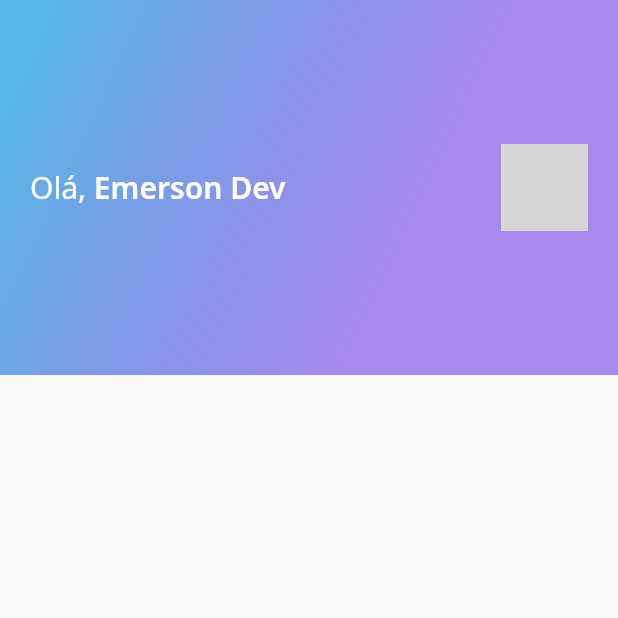
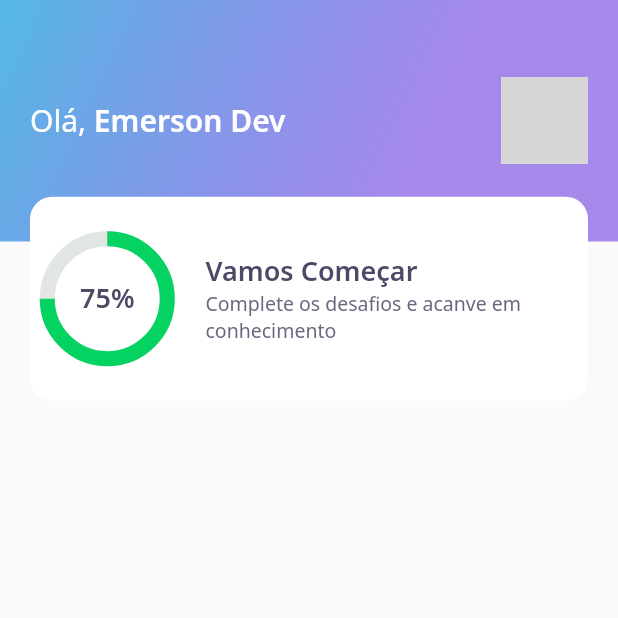
Before and after one commit to Emerson-soft/DevQuiz, a Flutter app: the screen it shows after launch, on a phone screen of 412 x 824 dp, the top half of it. Run offline on Flutter 3.47's test engine with Material 2 defaults, Android fonts, the phone set to English and light mode, and no system bars; our stand-ins replace google_fonts; network calls fail; grey boxes are pictures that could not be loaded.

Commit message:
PageHome

```diff
--- a/lib/home/widgets/appbar/app_bar_widget.dart
+++ b/lib/home/widgets/appbar/app_bar_widget.dart
@@ -1,5 +1,6 @@
 import 'package:DevQuiz/core/app_gradients.dart';
 import 'package:DevQuiz/core/app_text_styles.dart';
+import 'package:DevQuiz/home/widgets/score_card/score_card_widget.dart';
 import 'package:flutter/material.dart';
 
 class AppBarWidget extends PreferredSize {
@@ -7,9 +8,13 @@ class AppBarWidget extends PreferredSize {
     preferredSize: Size.fromHeight(250),
     child: Container(
       height: 250,
+        child: Stack(
+          children: [
+            Container(
+              height: 161,
+              padding: const EdgeInsets.symmetric(horizontal: 20),
+              width: double.maxFinite,
               decoration: BoxDecoration(gradient: AppGradients.linear),
-      child: Padding(
-        padding: const EdgeInsets.symmetric(horizontal: 20),
               child: Row(
               mainAxisAlignment: MainAxisAlignment.spaceBetween,
               children: [
@@ -34,7 +39,13 @@ class AppBarWidget extends PreferredSize {
                   )
                 )
               ],
+          ),
+            ),
+          Align(
+            alignment: Alignment(0.0,1.3),
+            child: ScoreCardWidget()
           )
+        ],
         )
       ,
     )
--- /dev/null
+++ b/lib/home/widgets/chart/chart_widget.dart
@@ -0,0 +1,33 @@
+import 'package:DevQuiz/core/app_colors.dart';
+import 'package:DevQuiz/core/app_text_styles.dart';
+import 'package:flutter/material.dart';
+
+class  ChartWidget extends StatelessWidget {
+  const ChartWidget({ Key? key }) : super(key: key);
+
+  @override
+  Widget build(BuildContext context) {
+    return Padding(
+      padding: const EdgeInsets.only(left: 10),
+      child: Container(
+        height: 80,
+        width: 80,
+        child: Stack(children: [
+          Center(
+            child: Container(
+              height: 80,
+              width: 80,
+              child: CircularProgressIndicator(
+                strokeWidth: 10,
+                value: .75,
+                backgroundColor: AppColors.chartSecondary,
+                valueColor: AlwaysStoppedAnimation<Color>(AppColors.chartPrimary),
+              ),
+            ),
+          ),
+          Center(child: Text("75%", style: AppTextStyles.heading,))
+        ],),
+      ),
+    );
+  }
+}
--- /dev/null
+++ b/lib/home/widgets/score_card/score_card_widget.dart
@@ -0,0 +1,50 @@
+import 'package:DevQuiz/core/app_colors.dart';
+import 'package:DevQuiz/core/app_text_styles.dart';
+import 'package:DevQuiz/home/widgets/chart/chart_widget.dart';
+import 'package:flutter/material.dart';
+
+class ScoreCardWidget extends StatelessWidget {
+  const ScoreCardWidget({ Key? key }) : super(key: key);
+
+  @override
+  Widget build(BuildContext context) {
+    return Padding(
+      padding: const EdgeInsets.only(left: 20, right: 20),
+      child: Container(
+        height: 136,
+        decoration: BoxDecoration(
+          color: AppColors.white,
+          borderRadius: BorderRadius.circular(15)
+        ),
+        child: Row(
+          crossAxisAlignment: CrossAxisAlignment.center,
+          children: [
+            Expanded(
+              flex: 1,
+              child: ChartWidget(),
+            ),
+            Expanded(
+              flex: 3,
+              child: Padding(
+                padding: const EdgeInsets.only(left: 24),
+                child: Column(
+                  mainAxisAlignment: MainAxisAlignment.center,
+                  crossAxisAlignment: CrossAxisAlignment.start,
+                  children: [
+                  Text(
+                    "Vamos Começar",
+                    style: AppTextStyles.heading
+                  ),
+                  Text(
+                    'Complete os desafios e acanve em conhecimento',
+                    style: AppTextStyles.body
+                  )
+                ],),
+              ),
+            )
+          ],
+        ),
+      ),
+    );
+  }
+}
```
Lines whose indentation alone changed are shown as unchanged.
